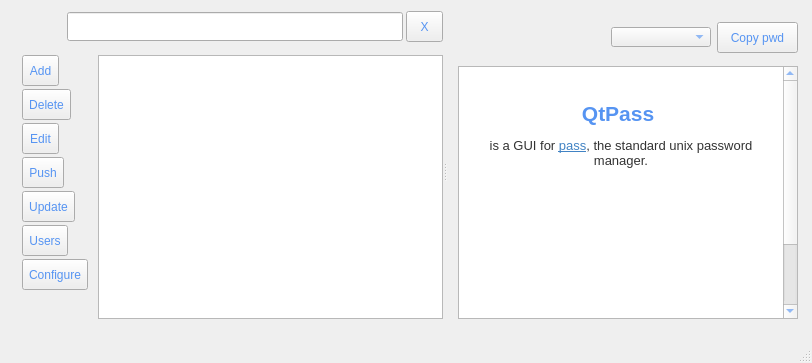
This is mainwindow.ui in IJHack/QtPass as Qt 5 draws it before an edit. The edited form follows.
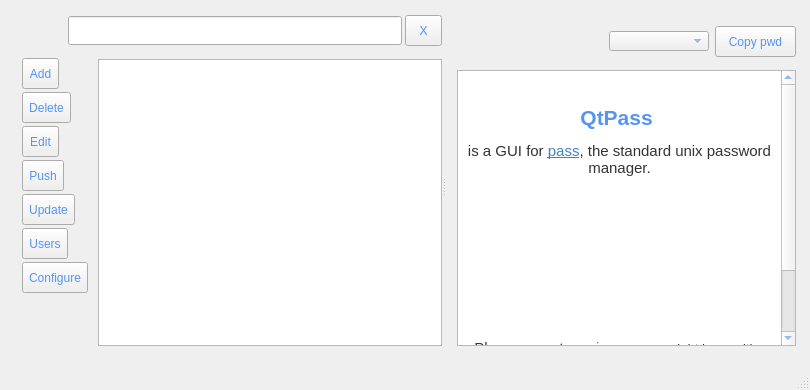
This is the edited form. Icons and pictures are not drawn.

Commit message: font correction

```diff
--- a/mainwindow.ui
+++ b/mainwindow.ui
@@ -6,8 +6,8 @@
    <rect>
     <x>0</x>
     <y>0</y>
-    <width>812</width>
-    <height>363</height>
+    <width>810</width>
+    <height>390</height>
    </rect>
   </property>
   <property name="windowTitle">
@@ -287,7 +287,7 @@
             </property>
             <property name="sizeHint" stdset="0">
              <size>
-              <width>11</width>
+              <width>12</width>
               <height>20</height>
              </size>
             </property>
@@ -301,6 +301,18 @@
               <height>29</height>
              </size>
             </property>
+            <property name="maximumSize">
+             <size>
+              <width>16777215</width>
+              <height>29</height>
+             </size>
+            </property>
+            <property name="baseSize">
+             <size>
+              <width>0</width>
+              <height>29</height>
+             </size>
+            </property>
             <property name="palette">
              <palette>
               <active>
@@ -411,6 +423,12 @@
               <height>31</height>
              </size>
             </property>
+            <property name="maximumSize">
+             <size>
+              <width>37</width>
+              <height>31</height>
+             </size>
+            </property>
             <property name="baseSize">
              <size>
               <width>36</width>
@@ -451,7 +469,7 @@
              <number>0</number>
             </property>
             <property name="topMargin">
-             <number>10</number>
+             <number>9</number>
             </property>
             <property name="rightMargin">
              <number>0</number>
@@ -1012,16 +1030,16 @@
 p, li { white-space: pre-wrap; }
 &lt;/style&gt;&lt;/head&gt;&lt;body style=&quot; font-family:'Cantarell'; font-size:11pt; font-weight:400; font-style:normal;&quot;&gt;
 &lt;p align=&quot;center&quot; style=&quot;-qt-paragraph-type:empty; margin-top:12px; margin-bottom:12px; margin-left:0px; margin-right:0px; -qt-block-indent:0; text-indent:0px;&quot;&gt;&lt;br /&gt;&lt;/p&gt;
-&lt;p align=&quot;center&quot; style=&quot; margin-top:12px; margin-bottom:12px; margin-left:0px; margin-right:0px; -qt-block-indent:0; text-indent:0px;&quot;&gt;&lt;span style=&quot; font-family:'Helvetica Neue,Helvetica,Segoe UI,Arial,freesans,sans-serif'; font-size:16pt; font-weight:600; color:#5694f2;&quot;&gt;QtPass&lt;/span&gt;&lt;span style=&quot; font-family:'Helvetica Neue,Helvetica,Segoe UI,Arial,freesans,sans-serif'; font-size:16pt; color:#5694f2;&quot;&gt; &lt;/span&gt;&lt;/p&gt;
-&lt;p align=&quot;center&quot; style=&quot; margin-top:12px; margin-bottom:12px; margin-left:0px; margin-right:0px; -qt-block-indent:0; text-indent:0px;&quot;&gt;&lt;span style=&quot; font-family:'Helvetica Neue,Helvetica,Segoe UI,Arial,freesans,sans-serif'; font-size:10pt; color:#333333;&quot;&gt;is a GUI for &lt;/span&gt;&lt;a href=&quot;http://www.passwordstore.org/&quot;&gt;&lt;span style=&quot; font-family:'Helvetica Neue,Helvetica,Segoe UI,Arial,freesans,sans-serif'; font-size:10pt; text-decoration: underline; color:#4183c4; background-color:transparent;&quot;&gt;pass&lt;/span&gt;&lt;/a&gt;&lt;span style=&quot; font-family:'Helvetica Neue,Helvetica,Segoe UI,Arial,freesans,sans-serif'; font-size:10pt; color:#333333;&quot;&gt;, the standard unix password manager.&lt;/span&gt;&lt;/p&gt;
-&lt;p align=&quot;center&quot; style=&quot;-qt-paragraph-type:empty; margin-top:12px; margin-bottom:12px; margin-left:0px; margin-right:0px; -qt-block-indent:0; text-indent:0px; font-family:'Helvetica Neue,Helvetica,Segoe UI,Arial,freesans,sans-serif'; font-size:10pt; color:#333333;&quot;&gt;&lt;br /&gt;&lt;/p&gt;
-&lt;p align=&quot;center&quot; style=&quot;-qt-paragraph-type:empty; margin-top:12px; margin-bottom:12px; margin-left:0px; margin-right:0px; -qt-block-indent:0; text-indent:0px; font-family:'Helvetica Neue,Helvetica,Segoe UI,Arial,freesans,sans-serif'; font-size:10pt; color:#333333;&quot;&gt;&lt;br /&gt;&lt;/p&gt;
-&lt;p align=&quot;center&quot; style=&quot;-qt-paragraph-type:empty; margin-top:12px; margin-bottom:12px; margin-left:0px; margin-right:0px; -qt-block-indent:0; text-indent:0px; font-family:'Helvetica Neue,Helvetica,Segoe UI,Arial,freesans,sans-serif'; font-size:10pt; color:#333333;&quot;&gt;&lt;br /&gt;&lt;/p&gt;
-&lt;p align=&quot;center&quot; style=&quot;-qt-paragraph-type:empty; margin-top:12px; margin-bottom:12px; margin-left:0px; margin-right:0px; -qt-block-indent:0; text-indent:0px; font-family:'Helvetica Neue,Helvetica,Segoe UI,Arial,freesans,sans-serif'; font-size:10pt; color:#333333;&quot;&gt;&lt;br /&gt;&lt;/p&gt;
-&lt;p align=&quot;center&quot; style=&quot;-qt-paragraph-type:empty; margin-top:12px; margin-bottom:12px; margin-left:0px; margin-right:0px; -qt-block-indent:0; text-indent:0px; font-family:'Helvetica Neue,Helvetica,Segoe UI,Arial,freesans,sans-serif'; font-size:10pt; color:#333333;&quot;&gt;&lt;br /&gt;&lt;/p&gt;
-&lt;p style=&quot; margin-top:12px; margin-bottom:12px; margin-left:0px; margin-right:0px; -qt-block-indent:0; text-indent:0px;&quot;&gt;&lt;span style=&quot; font-family:'Helvetica Neue,Helvetica,Segoe UI,Arial,freesans,sans-serif'; font-size:10pt; color:#333333;&quot;&gt;   Please report any &lt;/span&gt;&lt;a href=&quot;https://github.com/IJHack/qtpass/issues&quot;&gt;&lt;span style=&quot; font-family:'Helvetica Neue,Helvetica,Segoe UI,Arial,freesans,sans-serif'; font-size:10pt; text-decoration: underline; color:#4183c4;&quot;&gt;issues&lt;/span&gt;&lt;/a&gt;&lt;span style=&quot; font-family:'Helvetica Neue,Helvetica,Segoe UI,Arial,freesans,sans-serif'; font-size:10pt; color:#333333;&quot;&gt; you might have with this software.&lt;/span&gt;&lt;/p&gt;
-&lt;p style=&quot; margin-top:12px; margin-bottom:12px; margin-left:0px; margin-right:0px; -qt-block-indent:0; text-indent:0px;&quot;&gt;   &lt;a href=&quot;http://qtpass.org/&quot;&gt;&lt;span style=&quot; font-family:'Helvetica Neue,Helvetica,Segoe UI,Arial,freesans,sans-serif'; font-size:10pt; text-decoration: underline; color:#4183c4; background-color:transparent;&quot;&gt;Documentation&lt;/span&gt;&lt;/a&gt;&lt;/p&gt;
-&lt;p style=&quot; margin-top:12px; margin-bottom:12px; margin-left:0px; margin-right:0px; -qt-block-indent:0; text-indent:0px;&quot;&gt;   &lt;a href=&quot;https://github.com/IJHack/qtpass&quot;&gt;&lt;span style=&quot; font-family:'Helvetica Neue,Helvetica,Segoe UI,Arial,freesans,sans-serif'; font-size:10pt; text-decoration: underline; color:#4183c4; background-color:transparent;&quot;&gt;Source code&lt;/span&gt;&lt;/a&gt;&lt;/p&gt;&lt;/body&gt;&lt;/html&gt;</string>
+&lt;p align=&quot;center&quot; style=&quot; margin-top:12px; margin-bottom:12px; margin-left:0px; margin-right:0px; -qt-block-indent:0; text-indent:0px;&quot;&gt;&lt;span style=&quot; font-size:16pt; font-weight:600; color:#5694f2;&quot;&gt;QtPass&lt;/span&gt;&lt;span style=&quot; font-size:16pt; color:#5694f2;&quot;&gt; &lt;/span&gt;&lt;/p&gt;
+&lt;p align=&quot;center&quot; style=&quot; margin-top:12px; margin-bottom:12px; margin-left:0px; margin-right:0px; -qt-block-indent:0; text-indent:0px;&quot;&gt;&lt;span style=&quot; color:#333333;&quot;&gt;is a GUI for &lt;/span&gt;&lt;a href=&quot;http://www.passwordstore.org/&quot;&gt;&lt;span style=&quot; text-decoration: underline; color:#4183c4; background-color:transparent;&quot;&gt;pass&lt;/span&gt;&lt;/a&gt;&lt;span style=&quot; color:#333333;&quot;&gt;, the standard unix password manager.&lt;/span&gt;&lt;/p&gt;
+&lt;p align=&quot;center&quot; style=&quot;-qt-paragraph-type:empty; margin-top:12px; margin-bottom:12px; margin-left:0px; margin-right:0px; -qt-block-indent:0; text-indent:0px; color:#333333;&quot;&gt;&lt;br /&gt;&lt;/p&gt;
+&lt;p align=&quot;center&quot; style=&quot;-qt-paragraph-type:empty; margin-top:12px; margin-bottom:12px; margin-left:0px; margin-right:0px; -qt-block-indent:0; text-indent:0px; color:#333333;&quot;&gt;&lt;br /&gt;&lt;/p&gt;
+&lt;p align=&quot;center&quot; style=&quot;-qt-paragraph-type:empty; margin-top:12px; margin-bottom:12px; margin-left:0px; margin-right:0px; -qt-block-indent:0; text-indent:0px; color:#333333;&quot;&gt;&lt;br /&gt;&lt;/p&gt;
+&lt;p align=&quot;center&quot; style=&quot;-qt-paragraph-type:empty; margin-top:12px; margin-bottom:12px; margin-left:0px; margin-right:0px; -qt-block-indent:0; text-indent:0px; color:#333333;&quot;&gt;&lt;br /&gt;&lt;/p&gt;
+&lt;p align=&quot;center&quot; style=&quot;-qt-paragraph-type:empty; margin-top:12px; margin-bottom:12px; margin-left:0px; margin-right:0px; -qt-block-indent:0; text-indent:0px; color:#333333;&quot;&gt;&lt;br /&gt;&lt;/p&gt;
+&lt;p style=&quot; margin-top:12px; margin-bottom:12px; margin-left:0px; margin-right:0px; -qt-block-indent:0; text-indent:0px;&quot;&gt;&lt;span style=&quot; color:#333333;&quot;&gt;   Please report any &lt;/span&gt;&lt;a href=&quot;https://github.com/IJHack/qtpass/issues&quot;&gt;&lt;span style=&quot; text-decoration: underline; color:#4183c4;&quot;&gt;issues&lt;/span&gt;&lt;/a&gt;&lt;span style=&quot; font-size:10pt; color:#333333;&quot;&gt; you might have with this software.&lt;/span&gt;&lt;/p&gt;
+&lt;p style=&quot; margin-top:12px; margin-bottom:12px; margin-left:0px; margin-right:0px; -qt-block-indent:0; text-indent:0px;&quot;&gt;&lt;span style=&quot; font-family:'Consolas';&quot;&gt;   &lt;/span&gt;&lt;a href=&quot;http://qtpass.org/&quot;&gt;&lt;span style=&quot; text-decoration: underline; color:#4183c4; background-color:transparent;&quot;&gt;Documentation&lt;/span&gt;&lt;/a&gt;&lt;/p&gt;
+&lt;p style=&quot; margin-top:12px; margin-bottom:12px; margin-left:0px; margin-right:0px; -qt-block-indent:0; text-indent:0px;&quot;&gt;&lt;span style=&quot; font-family:'Consolas';&quot;&gt;   &lt;/span&gt;&lt;a href=&quot;https://github.com/IJHack/qtpass&quot;&gt;&lt;span style=&quot; text-decoration: underline; color:#4183c4; background-color:transparent;&quot;&gt;Source code&lt;/span&gt;&lt;/a&gt;&lt;/p&gt;&lt;/body&gt;&lt;/html&gt;</string>
           </property>
          </widget>
         </item>
```
Left out of the diff: 4 changed lines with no effect on the pictures. The commit also changes 1 other file.
